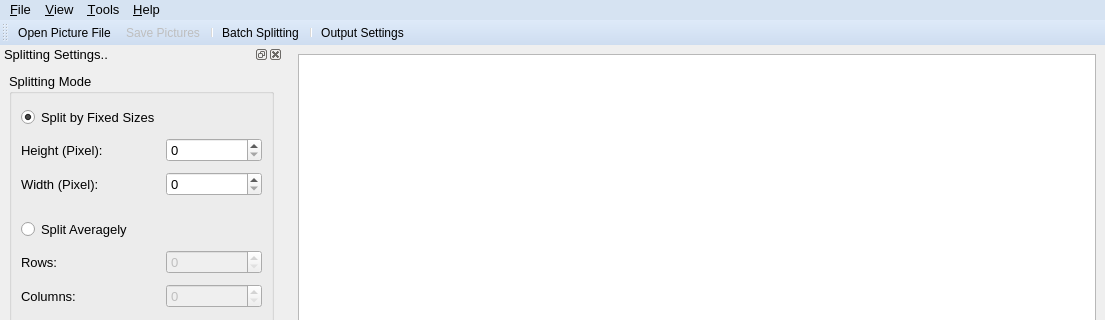
This is src/ui/fpsmainwindow.ui in zxunge/FreePictureSplitter as Qt 5 draws it before an edit; both pictures show x 0 to 1105 and y 0 to 320 of the 1105 by 648 pixel window. The edited form follows.
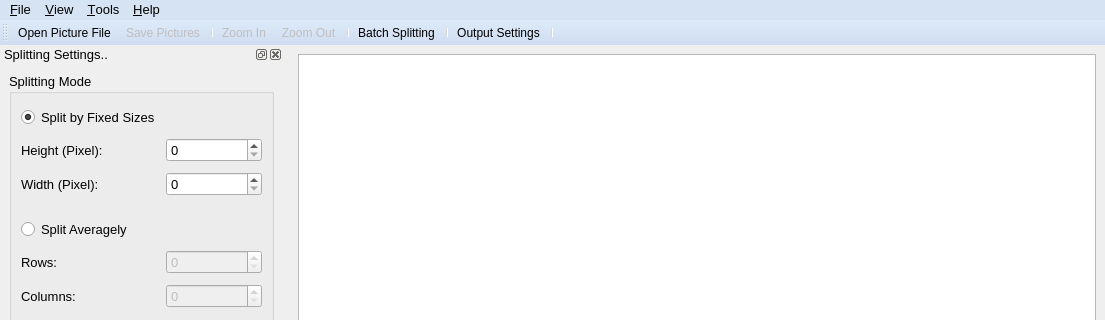
This is the edited form. Icons and pictures are not drawn. Custom widgets are drawn as their Qt base class.

Commit message: fpsMainWindow: New UI feature - Zooming in & Zooming out are now supported. - Add Actions in GUI, which are disabled by default, enabled when a picture is opened.

The edit to the form file:
```diff
--- a/src/ui/fpsmainwindow.ui
+++ b/src/ui/fpsmainwindow.ui
@@ -129,9 +129,13 @@
    <addaction name="actionOpen"/>
    <addaction name="actionSave"/>
    <addaction name="separator"/>
+   <addaction name="actionZoomIn"/>
+   <addaction name="actionZoomOut"/>
+   <addaction name="separator"/>
    <addaction name="actionBatch"/>
    <addaction name="separator"/>
    <addaction name="actionSettings"/>
+   <addaction name="separator"/>
   </widget>
   <widget class="QDockWidget" name="dkOptions">
    <property name="sizePolicy">
@@ -387,6 +391,42 @@
     <string>&amp;About</string>
    </property>
   </action>
+  <action name="actionZoomIn">
+   <property name="enabled">
+    <bool>false</bool>
+   </property>
+   <property name="icon">
+    <iconset resource="../resources/fps.qrc">
+     <normaloff>:/toolBar/toolBar/zoom-out-off.png</normaloff>:/toolBar/toolBar/zoom-out-off.png</iconset>
+   </property>
+   <property name="text">
+    <string>Zoom &amp;In</string>
+   </property>
+   <property name="toolTip">
+    <string>&lt;html&gt;&lt;head/&gt;&lt;body&gt;&lt;p&gt;Zoom the picture showed in.&lt;/p&gt;&lt;/body&gt;&lt;/html&gt;</string>
+   </property>
+   <property name="shortcut">
+    <string>Ctrl+Alt+I</string>
+   </property>
+  </action>
+  <action name="actionZoomOut">
+   <property name="enabled">
+    <bool>false</bool>
+   </property>
+   <property name="icon">
+    <iconset resource="../resources/fps.qrc">
+     <normaloff>:/toolBar/toolBar/zoom-in-off.png</normaloff>:/toolBar/toolBar/zoom-in-off.png</iconset>
+   </property>
+   <property name="text">
+    <string>Zoom &amp;Out</string>
+   </property>
+   <property name="toolTip">
+    <string>&lt;html&gt;&lt;head/&gt;&lt;body&gt;&lt;p&gt;Zoom the picture showed out.&lt;/p&gt;&lt;/body&gt;&lt;/html&gt;</string>
+   </property>
+   <property name="shortcut">
+    <string>Ctrl+Alt+O</string>
+   </property>
+  </action>
  </widget>
  <customwidgets>
   <customwidget>
```
Left out of the diff: 4 changed lines with no effect on the pictures. The commit also changes 7 other files.
